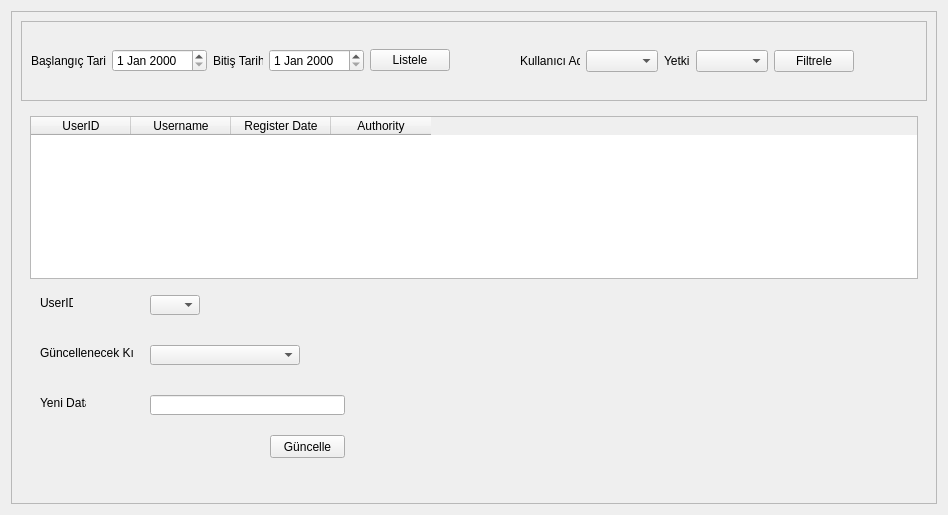
First picture: the form in design/user_list_menu.ui, repository turancan-p/User-Management-With-Mysql, before the edit.
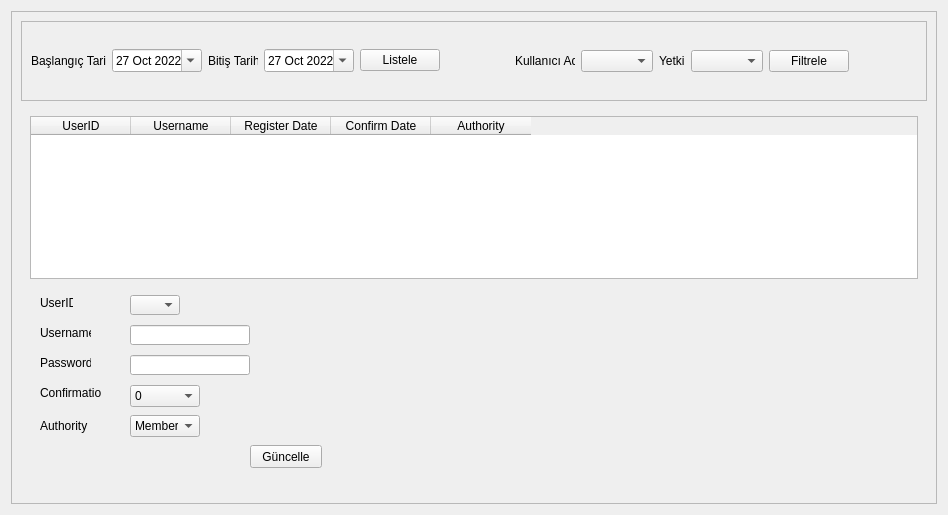
Second picture: the form after the edit.

Commit message: user list&update menu added

What changed in the file:
```diff
--- a/design/user_list_menu.ui
+++ b/design/user_list_menu.ui
@@ -57,22 +57,60 @@
            <layout class="QGridLayout" name="gridLayout">
             <item row="0" column="3">
              <widget class="QDateEdit" name="end_date">
+              <property name="minimumSize">
+               <size>
+                <width>90</width>
+                <height>0</height>
+               </size>
+              </property>
               <property name="maximumSize">
                <size>
-                <width>150</width>
+                <width>90</width>
                 <height>16777215</height>
                </size>
               </property>
+              <property name="dateTime">
+               <datetime>
+                <hour>0</hour>
+                <minute>0</minute>
+                <second>0</second>
+                <year>2022</year>
+                <month>10</month>
+                <day>27</day>
+               </datetime>
+              </property>
+              <property name="calendarPopup">
+               <bool>true</bool>
+              </property>
              </widget>
             </item>
             <item row="0" column="1">
              <widget class="QDateEdit" name="start_date">
+              <property name="minimumSize">
+               <size>
+                <width>90</width>
+                <height>0</height>
+               </size>
+              </property>
               <property name="maximumSize">
                <size>
-                <width>150</width>
+                <width>90</width>
                 <height>16777215</height>
                </size>
               </property>
+              <property name="dateTime">
+               <datetime>
+                <hour>0</hour>
+                <minute>0</minute>
+                <second>0</second>
+                <year>2022</year>
+                <month>10</month>
+                <day>27</day>
+               </datetime>
+              </property>
+              <property name="calendarPopup">
+               <bool>true</bool>
+              </property>
              </widget>
             </item>
             <item row="0" column="2">
@@ -246,6 +284,11 @@
               <string>Register Date</string>
              </property>
             </column>
+            <column>
+             <property name="text">
+              <string>Confirm Date</string>
+             </property>
+            </column>
             <column>
              <property name="text">
               <string>Authority</string>
@@ -264,21 +307,21 @@
             <widget class="QLineEdit" name="update_db_textbox">
              <property name="geometry">
               <rect>
-               <x>120</x>
-               <y>110</y>
-               <width>195</width>
+               <x>100</x>
+               <y>40</y>
+               <width>120</width>
                <height>20</height>
               </rect>
              </property>
              <property name="minimumSize">
               <size>
-               <width>195</width>
+               <width>120</width>
                <height>0</height>
               </size>
              </property>
              <property name="maximumSize">
               <size>
-               <width>195</width>
+               <width>120</width>
                <height>16777215</height>
               </size>
              </property>
@@ -302,31 +345,12 @@
               <string>UserID</string>
              </property>
             </widget>
-            <widget class="QLabel" name="label_6">
-             <property name="geometry">
-              <rect>
-               <x>10</x>
-               <y>60</y>
-               <width>94</width>
-               <height>16</height>
-              </rect>
-             </property>
-             <property name="maximumSize">
-              <size>
-               <width>100</width>
-               <height>16777215</height>
-              </size>
-             </property>
-             <property name="text">
-              <string>Güncellenecek Kısım</string>
-             </property>
-            </widget>
             <widget class="QLabel" name="label_7">
              <property name="geometry">
               <rect>
                <x>10</x>
-               <y>110</y>
-               <width>46</width>
+               <y>40</y>
+               <width>51</width>
                <height>16</height>
               </rect>
              </property>
@@ -337,13 +361,13 @@
               </size>
              </property>
              <property name="text">
-              <string>Yeni Data</string>
+              <string>Username</string>
              </property>
             </widget>
             <widget class="QComboBox" name="database_userID_combobox">
              <property name="geometry">
               <rect>
-               <x>120</x>
+               <x>100</x>
                <y>10</y>
                <width>50</width>
                <height>20</height>
@@ -359,9 +383,9 @@
             <widget class="QPushButton" name="update_db_button">
              <property name="geometry">
               <rect>
-               <x>240</x>
-               <y>150</y>
-               <width>75</width>
+               <x>220</x>
+               <y>160</y>
+               <width>72</width>
                <height>23</height>
               </rect>
              </property>
@@ -375,28 +399,129 @@
               <string>Güncelle</string>
              </property>
             </widget>
-            <widget class="QComboBox" name="database_column_name_combobox">
+            <widget class="QLineEdit" name="update_password_box">
              <property name="geometry">
               <rect>
-               <x>120</x>
-               <y>60</y>
-               <width>150</width>
+               <x>100</x>
+               <y>70</y>
+               <width>120</width>
                <height>20</height>
               </rect>
              </property>
              <property name="minimumSize">
               <size>
-               <width>150</width>
+               <width>120</width>
                <height>0</height>
               </size>
              </property>
              <property name="maximumSize">
               <size>
-               <width>150</width>
+               <width>120</width>
                <height>16777215</height>
               </size>
              </property>
             </widget>
+            <widget class="QLabel" name="label_8">
+             <property name="geometry">
+              <rect>
+               <x>10</x>
+               <y>70</y>
+               <width>51</width>
+               <height>16</height>
+              </rect>
+             </property>
+             <property name="maximumSize">
+              <size>
+               <width>100</width>
+               <height>16777215</height>
+              </size>
+             </property>
+             <property name="text">
+              <string>Password</string>
+             </property>
+            </widget>
+            <widget class="QLabel" name="label_9">
+             <property name="geometry">
+              <rect>
+               <x>10</x>
+               <y>100</y>
+               <width>61</width>
+               <height>16</height>
+              </rect>
+             </property>
+             <property name="maximumSize">
+              <size>
+               <width>100</width>
+               <height>16777215</height>
+              </size>
+             </property>
+             <property name="text">
+              <string>Confirmation</string>
+             </property>
+            </widget>
+            <widget class="QComboBox" name="update_confirmation_combobox">
+             <property name="geometry">
+              <rect>
+               <x>100</x>
+               <y>100</y>
+               <width>70</width>
+               <height>22</height>
+              </rect>
+             </property>
+             <item>
+              <property name="text">
+               <string>0</string>
+              </property>
+             </item>
+             <item>
+              <property name="text">
+               <string>1</string>
+              </property>
+             </item>
+            </widget>
+            <widget class="QComboBox" name="update_authority_combobox">
+             <property name="geometry">
+              <rect>
+               <x>100</x>
+               <y>130</y>
+               <width>70</width>
+               <height>22</height>
+              </rect>
+             </property>
+             <item>
+              <property name="text">
+               <string>Member</string>
+              </property>
+             </item>
+             <item>
+              <property name="text">
+               <string>Moderator</string>
+              </property>
+             </item>
+             <item>
+              <property name="text">
+               <string>Co-Admin</string>
+              </property>
+             </item>
+             <item>
+              <property name="text">
+               <string>Admin</string>
+              </property>
+             </item>
+            </widget>
+            <widget class="QLabel" name="label_6">
+             <property name="geometry">
+              <rect>
+               <x>10</x>
+               <y>130</y>
+               <width>60</width>
+               <height>22</height>
+              </rect>
+             </property>
+             <property name="text">
+              <string>Authority</string>
+             </property>
+            </widget>
            </widget>
           </item>
          </layout>
```
Left out of the diff: 5 changed lines with no effect on the pictures. The commit also changes 6 other files.
